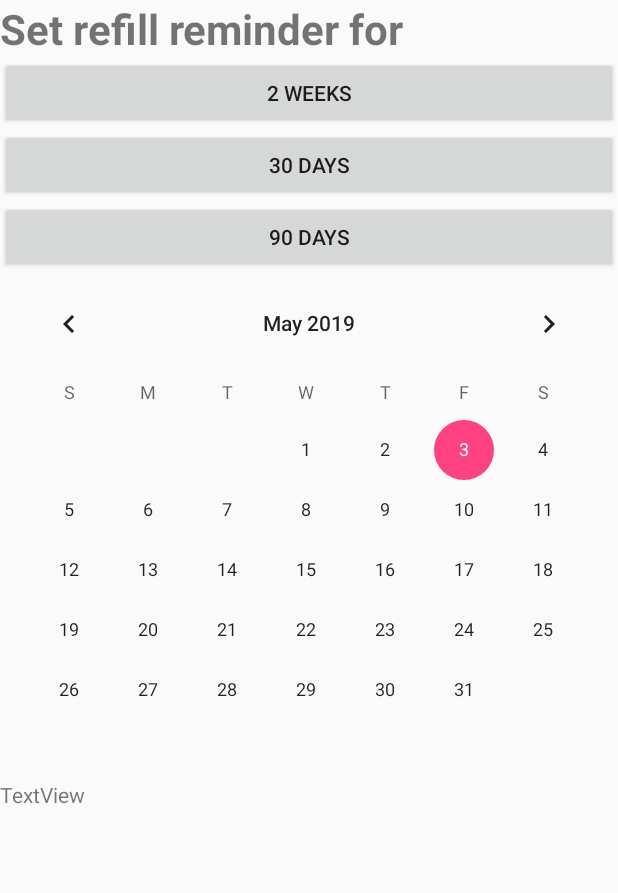
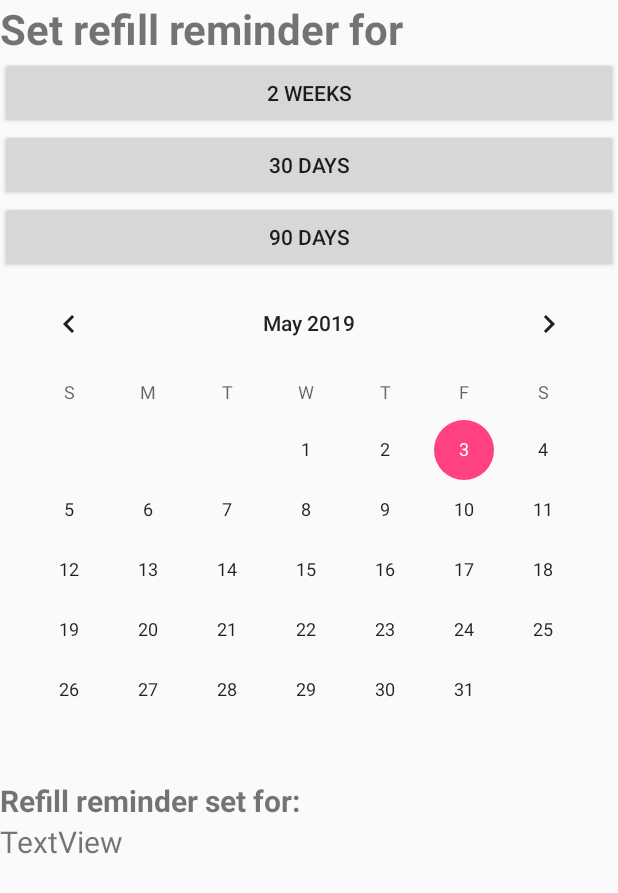
Before and after one commit to frostyshadows/neko-tap, an Android app: the layout activity_refill_reminder.xml on its own in the app's theme, with its tools: preview values and no code run, on a phone screen of 412 x 824 dp. Shown: the top 893 px of the screen. Run offline under Robolectric (Android 15) with nearby library versions, the phone set to English and light mode, and no system bars.

Commit message:
refill activity transition

```diff
--- a/app/src/main/AndroidManifest.xml
+++ b/app/src/main/AndroidManifest.xml
@@ -52,6 +52,9 @@
         <activity
             android:name=".nfc.NFCPatientActivity"
             android:theme="@style/AppTheme.NoActionBar" />
+        <activity
+            android:name=".notifications.RefillReminder"
+            android:theme="@style/AppTheme.NoActionBar" />
 
         <receiver
             android:name=".notifications.AlarmReceiver"
--- a/app/src/main/java/com/squad/betakua/tap_neko/PharmacistActivity.java
+++ b/app/src/main/java/com/squad/betakua/tap_neko/PharmacistActivity.java
@@ -58,6 +58,7 @@ public class PharmacistActivity extends AppCompatActivity {
 
     private TableRow refillButton;
     private String refillId;
+    private String refillDate;
     private boolean hasReminder = false;
 
     private String nfcId;
@@ -164,6 +165,9 @@ public class PharmacistActivity extends AppCompatActivity {
             lottieAudio.setMaxProgress(0.5f);
             lottieAudio.playAnimation();
 
+            refillButton.setEnabled(true);
+            refillButton.setBackgroundColor(getResources().getColor(R.color.white));
+
             refreshSubmitButton();
         } else if (requestCode == NFC_REQ_CODE && resultCode == RESULT_OK) {
             // get NFC id
@@ -184,6 +188,7 @@ public class PharmacistActivity extends AppCompatActivity {
         } else if (requestCode == REFILL_REMINDER_CODE && resultCode == RESULT_OK){
             //get date
             refillId = data.getStringExtra(REFILL_REMINDER_KEY);
+            //Set refill date
             hasReminder = true;
 
             // change colors
--- a/app/src/main/res/layout/activity_refill_reminder.xml
+++ b/app/src/main/res/layout/activity_refill_reminder.xml
@@ -22,6 +22,7 @@
 
 
         <TableRow
+            android:id="@+id/twoWeeksRow"
             android:layout_width="match_parent"
             android:layout_weight="1">
 
@@ -32,6 +33,7 @@
         </TableRow>
 
         <TableRow
+            android:id="@+id/thirtyDaysRow"
             android:layout_width="match_parent"
             android:layout_weight="1">
 
@@ -42,6 +44,7 @@
         </TableRow>
 
         <TableRow
+            android:id="@+id/ninetyDayRow"
             android:layout_width="match_parent"
             android:layout_weight="1">
 
@@ -51,18 +54,30 @@
                 android:text="90 days" />
         </TableRow>
 
-        <TableRow android:layout_width="match_parent">
+        <TableRow
+            android:id="@+id/calenderRow"
+            android:layout_width="match_parent">
 
             <CalendarView
                 android:id="@+id/calenderView"
                 android:layout_width="match_parent" />
+
         </TableRow>
 
     </TableLayout>
 
     <TextView
+        android:id="@+id/refillText"
+        android:layout_width="match_parent"
+        android:layout_height="wrap_content"
+        android:text="Refill reminder set for:"
+        android:textSize="20sp"
+        android:textStyle="bold"/>
+
+    <TextView
         android:id="@+id/dateText"
         android:layout_width="match_parent"
         android:layout_height="wrap_content"
-        android:text="TextView" />
+        android:text="TextView"
+        android:textSize="20sp"/>
 </LinearLayout>
```
Also changed, not shown: app/src/main/java/com/squad/betakua/tap_neko/notifications/RefillReminder.java (+30 -0 lines).
